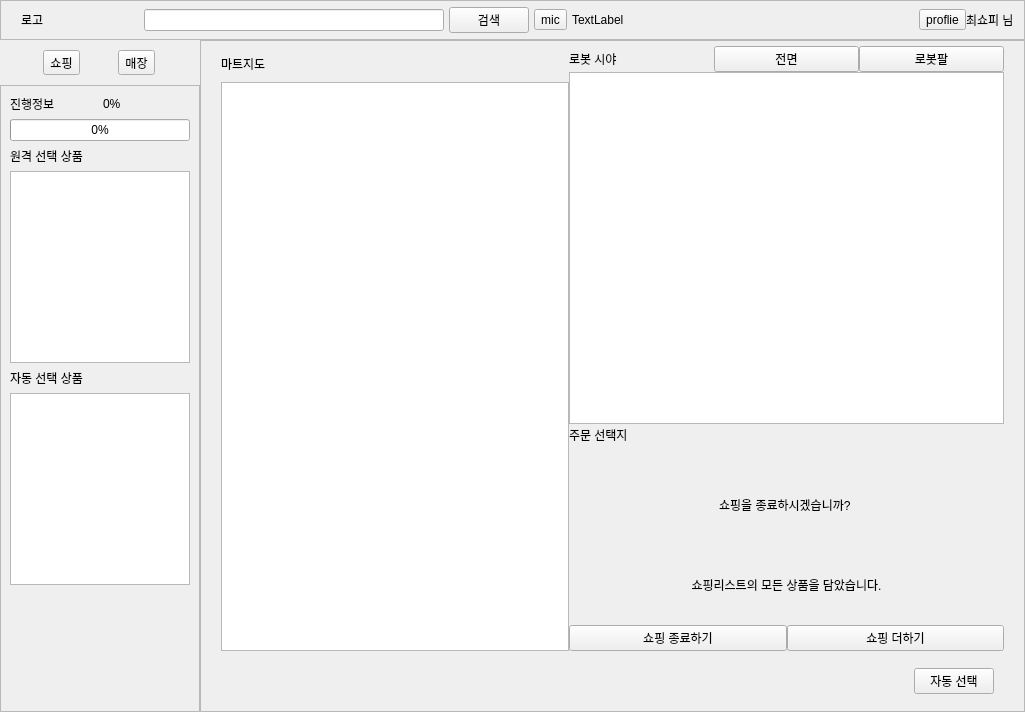
Above: shopee_ros2/src/shopee_app/shopee_app/ui/layout_user.ui from addinedu-roscamp-7th/roscamp-repo-1 before the change. Below: the same form after it.
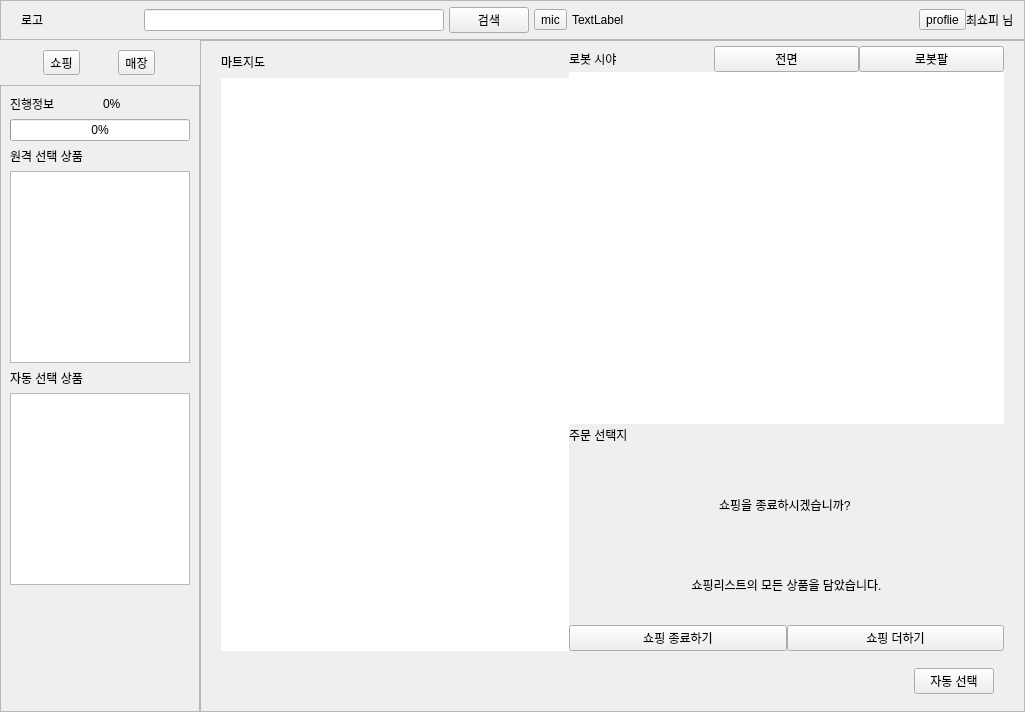
That is the form after the change. Icons and pictures are not drawn.

Diff of the .ui file:
```diff
--- a/shopee_ros2/src/shopee_app/shopee_app/ui/layout_user.ui
+++ b/shopee_ros2/src/shopee_app/shopee_app/ui/layout_user.ui
@@ -982,7 +982,7 @@
                 </property>
                 <item>
                  <widget class="QWidget" name="map_area" native="true">
-                  <layout class="QVBoxLayout" name="verticalLayout_12" stretch="1,16">
+                  <layout class="QVBoxLayout" name="verticalLayout_12" stretch="1,18">
                    <property name="spacing">
                     <number>0</number>
                    </property>
@@ -1006,7 +1006,11 @@
                     </widget>
                    </item>
                    <item>
-                    <widget class="QGraphicsView" name="gv_map"/>
+                    <widget class="QGraphicsView" name="gv_map">
+                     <property name="frameShape">
+                      <enum>QFrame::NoFrame</enum>
+                     </property>
+                    </widget>
                    </item>
                   </layout>
                  </widget>
@@ -1095,7 +1099,11 @@
                            <number>0</number>
                           </property>
                           <item>
-                           <widget class="QGraphicsView" name="gv_front"/>
+                           <widget class="QGraphicsView" name="gv_front">
+                            <property name="frameShape">
+                             <enum>QFrame::NoFrame</enum>
+                            </property>
+                           </widget>
                           </item>
                          </layout>
                         </widget>
```
